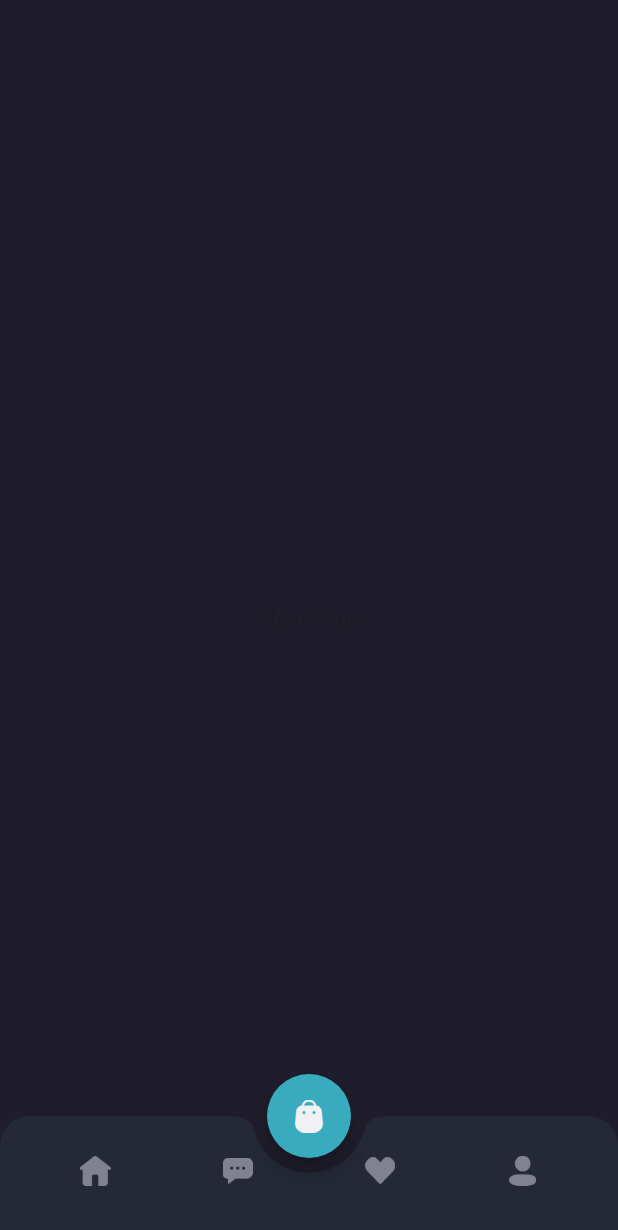
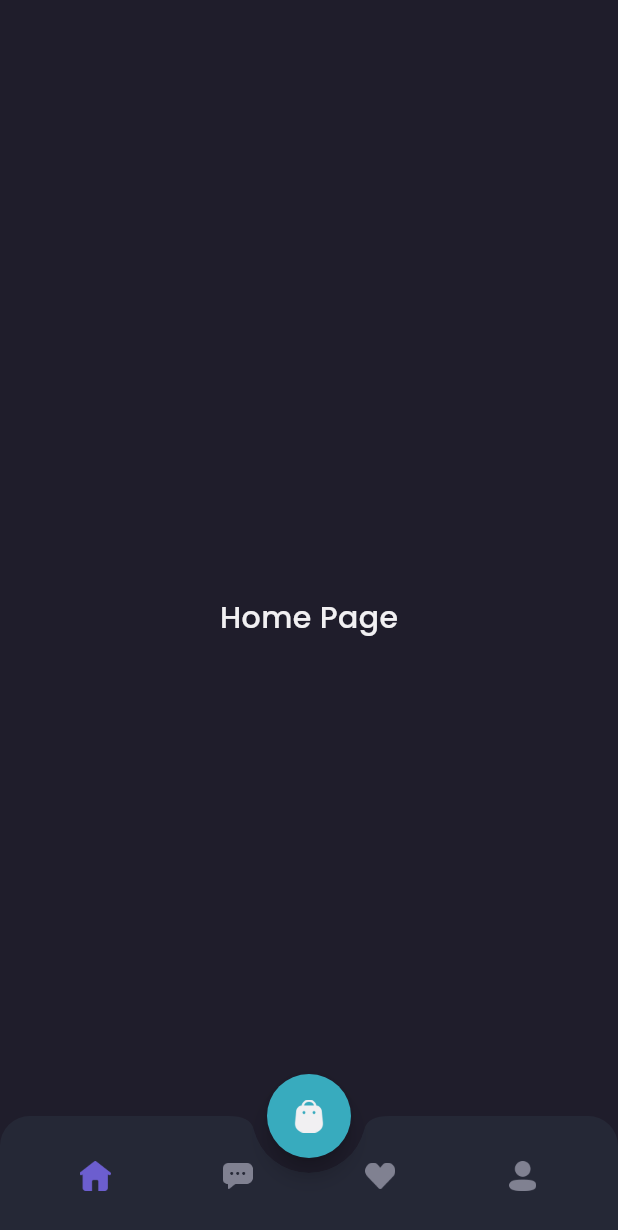
Before and after one commit to DedeSnrwn13/shamo-frontend, a Flutter app: the MainPage screen opened by its route, on a phone screen of 412 x 824 dp. Shown: the top 1230 px of the screen. Run offline on Flutter 3.47's test engine with Material 3 defaults, Android fonts, the phone set to English and light mode, and no system bars; our stand-ins replace google_fonts.

Commit message:
feat: define home page

```diff
--- /dev/null
+++ b/lib/pages/home/home_page.dart
@@ -0,0 +1,19 @@
+import 'package:flutter/material.dart';
+import 'package:shamo_frontend/theme.dart';
+
+class HomePage extends StatelessWidget {
+  const HomePage({super.key});
+
+  @override
+  Widget build(BuildContext context) {
+    return Center(
+      child: Text(
+        'Home Page',
+        style: primaryTextStyle.copyWith(
+          fontSize: 20,
+          fontWeight: medium,
+        ),
+      ),
+    );
+  }
+}
--- a/lib/pages/home/main_page.dart
+++ b/lib/pages/home/main_page.dart
@@ -1,8 +1,19 @@
 import 'package:flutter/material.dart';
+import 'package:shamo_frontend/pages/home/chat_page.dart';
+import 'package:shamo_frontend/pages/home/home_page.dart';
+import 'package:shamo_frontend/pages/home/profile_page.dart';
+import 'package:shamo_frontend/pages/home/wishlist_page.dart';
 import 'package:shamo_frontend/theme.dart';
 
-class MainPage extends StatelessWidget {
+class MainPage extends StatefulWidget {
   const MainPage({super.key});
+
+  @override
+  State<MainPage> createState() => _MainPageState();
+}
+
+class _MainPageState extends State<MainPage> {
+  int currentIndex = 0;
 
   @override
   Widget build(BuildContext context) {
@@ -24,45 +35,67 @@
           top: Radius.circular(20),
         ),
         child: BottomAppBar(
-          height: 80,
           color: backgroundColor4,
           shape: const CircularNotchedRectangle(),
           notchMargin: 10,
           clipBehavior: Clip.antiAlias,
           child: BottomNavigationBar(
             backgroundColor: backgroundColor4,
-            currentIndex: 0,
-            selectedItemColor: primaryColor,
+            currentIndex: currentIndex,
+            onTap: (value) {
+              setState(() {
+                currentIndex = value;
+              });
+            },
+            enableFeedback: false,
             elevation: 0,
             type: BottomNavigationBarType.fixed,
             showSelectedLabels: false,
             showUnselectedLabels: false,
+            selectedFontSize: 0,
+            unselectedFontSize: 0,
             items: [
               BottomNavigationBarItem(
-                icon: Image.asset(
+                icon: Container(
+                  margin: const EdgeInsets.symmetric(vertical: 10),
+                  child: Image.asset(
                     'assets/icon_home.png',
                     width: 21,
+                    color: currentIndex == 0 ? primaryColor : incativeIconColor,
+                  ),
                 ),
                 label: '',
               ),
               BottomNavigationBarItem(
-                icon: Image.asset(
+                icon: Container(
+                  margin: const EdgeInsets.symmetric(vertical: 10),
+                  child: Image.asset(
                     'assets/icon_chat.png',
                     width: 20,
+                    color: currentIndex == 1 ? primaryColor : incativeIconColor,
+                  ),
                 ),
                 label: '',
               ),
               BottomNavigationBarItem(
-                icon: Image.asset(
+                icon: Container(
+                  margin: const EdgeInsets.symmetric(vertical: 10),
+                  child: Image.asset(
                     'assets/icon_wishlist.png',
                     width: 20,
+                    color: currentIndex == 2 ? primaryColor : incativeIconColor,
+                  ),
                 ),
                 label: '',
               ),
               BottomNavigationBarItem(
-                icon: Image.asset(
+                icon: Container(
+                  margin: const EdgeInsets.symmetric(vertical: 10),
+                  child: Image.asset(
                     'assets/icon_profile.png',
                     width: 18,
+                    color: currentIndex == 3 ? primaryColor : incativeIconColor,
+                  ),
                 ),
                 label: '',
               ),
@@ -72,14 +105,27 @@
       );
     }
 
+    Widget body() {
+      switch (currentIndex) {
+        case 0:
+          return const HomePage();
+        case 1:
+          return const ChatPage();
+        case 2:
+          return const WishlistPage();
+        case 3:
+          return const ProfilePage();
+        default:
+          return const HomePage();
+      }
+    }
+
     return Scaffold(
       backgroundColor: backgroundColor1,
       floatingActionButton: cartButton(),
       floatingActionButtonLocation: FloatingActionButtonLocation.centerDocked,
       bottomNavigationBar: customBottomNav(),
-      body: Center(
-        child: Text('Main Page'),
-      ),
+      body: body(),
       extendBody: true,
     );
   }
--- a/lib/theme.dart
+++ b/lib/theme.dart
@@ -12,6 +12,7 @@
 Color primaryTextColor = const Color(0xffF1F0F2);
 Color secondaryTextColor = const Color(0xff999999);
 Color subtitleColor = const Color(0xff504F5E);
+Color incativeIconColor = const Color(0xff808191);
 
 TextStyle primaryTextStyle = GoogleFonts.poppins(
   color: primaryTextColor,
```
Also changed, not shown: lib/pages/home/chat_page.dart (added, +19 -0 lines), lib/pages/home/profile_page.dart (added, +19 -0 lines), lib/pages/home/wishlist_page.dart (added, +19 -0 lines). Lines whose indentation alone changed are shown as unchanged.
